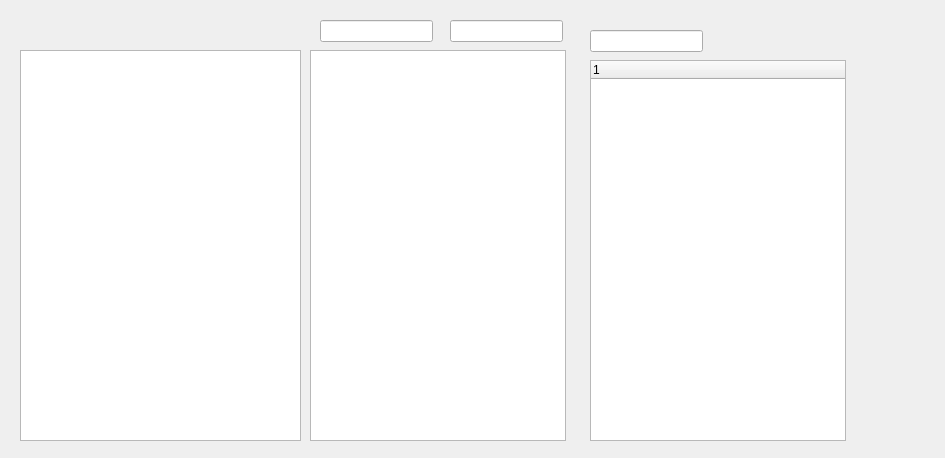
Qt form ui_files/main.ui (qiwichupa/RussianFIO2AD) before a commit.
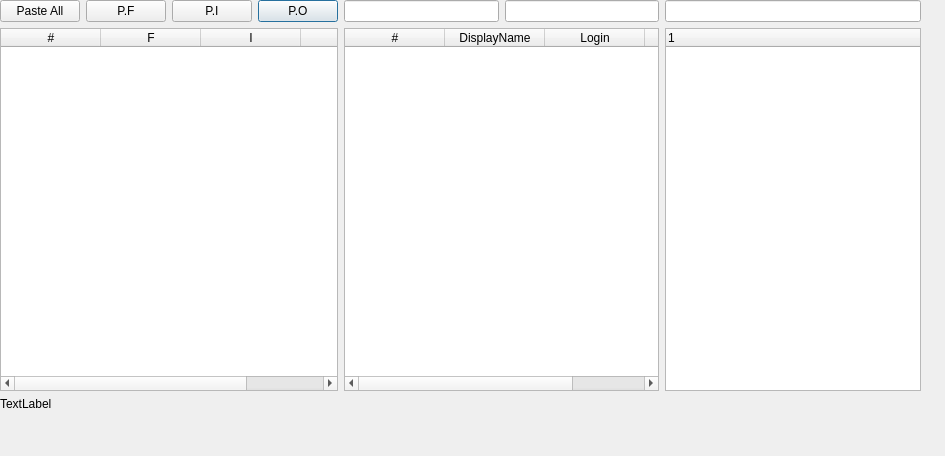
The same form after that commit.

Patch:
```diff
--- a/ui_files/main.ui
+++ b/ui_files/main.ui
@@ -7,77 +7,143 @@
     <x>0</x>
     <y>0</y>
     <width>945</width>
-    <height>458</height>
+    <height>456</height>
    </rect>
   </property>
   <property name="windowTitle">
    <string>Dialog</string>
   </property>
-  <widget class="QTextEdit" name="namesText">
+  <widget class="QWidget" name="myWidget" native="true">
    <property name="geometry">
     <rect>
-     <x>20</x>
-     <y>50</y>
-     <width>281</width>
-     <height>391</height>
+     <x>0</x>
+     <y>0</y>
+     <width>921</width>
+     <height>411</height>
     </rect>
    </property>
-  </widget>
-  <widget class="QTableWidget" name="namesTable">
-   <property name="geometry">
-    <rect>
-     <x>310</x>
-     <y>50</y>
-     <width>256</width>
-     <height>391</height>
-    </rect>
+   <property name="maximumSize">
+    <size>
+     <width>16777215</width>
+     <height>16777215</height>
+    </size>
    </property>
+   <layout class="QGridLayout" name="gridLayout">
+    <item row="0" column="3">
+     <widget class="QPushButton" name="pasteO">
+      <property name="text">
+       <string>P.O</string>
+      </property>
+     </widget>
+    </item>
+    <item row="1" column="6">
+     <widget class="QTreeWidget" name="adTree">
+      <column>
+       <property name="text">
+        <string notr="true">1</string>
+       </property>
+      </column>
+     </widget>
+    </item>
+    <item row="1" column="0" colspan="4">
+     <widget class="QTableWidget" name="namesTable">
+      <column>
+       <property name="text">
+        <string>#</string>
+       </property>
+      </column>
+      <column>
+       <property name="text">
+        <string>F</string>
+       </property>
+      </column>
+      <column>
+       <property name="text">
+        <string>I</string>
+       </property>
+      </column>
+      <column>
+       <property name="text">
+        <string>O</string>
+       </property>
+      </column>
+     </widget>
+    </item>
+    <item row="2" column="0" colspan="6">
+     <widget class="QLabel" name="label">
+      <property name="text">
+       <string>TextLabel</string>
+      </property>
+     </widget>
+    </item>
+    <item row="1" column="4" colspan="2">
+     <widget class="QTableWidget" name="loginsTable">
+      <column>
+       <property name="text">
+        <string>#</string>
+       </property>
+      </column>
+      <column>
+       <property name="text">
+        <string>DisplayName</string>
+       </property>
+      </column>
+      <column>
+       <property name="text">
+        <string>Login</string>
+       </property>
+      </column>
+      <column>
+       <property name="text">
+        <string>Pass</string>
+       </property>
+      </column>
+     </widget>
+    </item>
+    <item row="0" column="2">
+     <widget class="QPushButton" name="pasteI">
+      <property name="text">
+       <string>P.I</string>
+      </property>
+     </widget>
+    </item>
+    <item row="0" column="5">
+     <widget class="QLineEdit" name="passwordMask"/>
+    </item>
+    <item row="0" column="4">
+     <widget class="QLineEdit" name="loginPrefix"/>
+    </item>
+    <item row="0" column="0">
+     <widget class="QPushButton" name="pasteFIO">
+      <property name="text">
+       <string>Paste All</string>
+      </property>
+     </widget>
+    </item>
+    <item row="0" column="1">
+     <widget class="QPushButton" name="pasteF">
+      <property name="text">
+       <string>P.F</string>
+      </property>
+     </widget>
+    </item>
+    <item row="0" column="6">
+     <widget class="QLineEdit" name="domainServer"/>
+    </item>
+   </layout>
   </widget>
-  <widget class="QLineEdit" name="loginPrefix">
-   <property name="geometry">
-    <rect>
-     <x>320</x>
-     <y>20</y>
-     <width>113</width>
-     <height>22</height>
-    </rect>
-   </property>
-  </widget>
-  <widget class="QTreeWidget" name="adTree">
-   <property name="geometry">
-    <rect>
-     <x>590</x>
-     <y>60</y>
-     <width>256</width>
-     <height>381</height>
-    </rect>
-   </property>
-   <column>
-    <property name="text">
-     <string notr="true">1</string>
-    </property>
-   </column>
-  </widget>
-  <widget class="QLineEdit" name="domainServer">
-   <property name="geometry">
-    <rect>
-     <x>590</x>
-     <y>30</y>
-     <width>113</width>
-     <height>22</height>
-    </rect>
-   </property>
-  </widget>
-  <widget class="QLineEdit" name="passwordMask">
-   <property name="geometry">
-    <rect>
-     <x>450</x>
-     <y>20</y>
-     <width>113</width>
-     <height>22</height>
-    </rect>
-   </property>
-  </widget>
+  <zorder>myWidget</zorder>
+  <zorder>label</zorder>
+  <zorder>domainServer</zorder>
+  <zorder>pasteI</zorder>
+  <zorder>loginPrefix</zorder>
+  <zorder>passwordMask</zorder>
+  <zorder>adTree</zorder>
+  <zorder>namesTable</zorder>
+  <zorder>pasteFIO</zorder>
+  <zorder>pasteF</zorder>
+  <zorder>loginsTable</zorder>
+  <zorder>pasteO</zorder>
  </widget>
  <resources/>
  <connections/>
```
